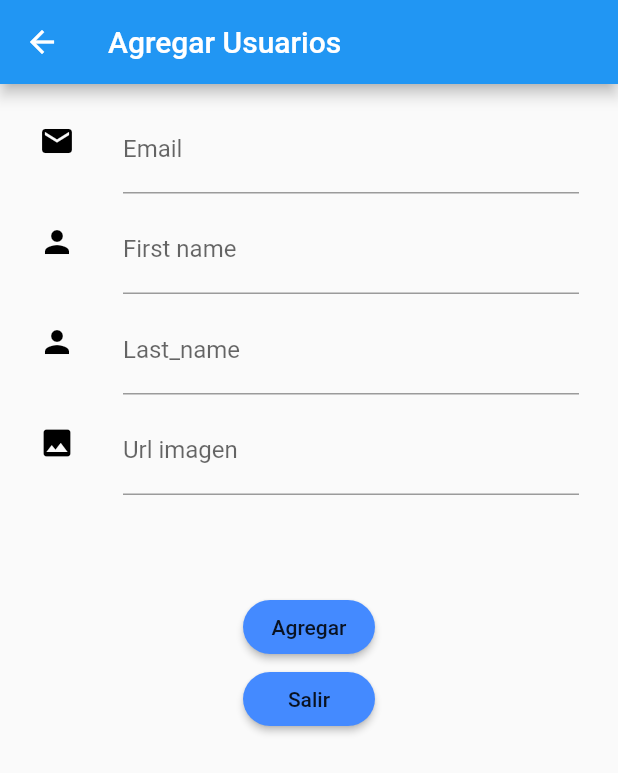
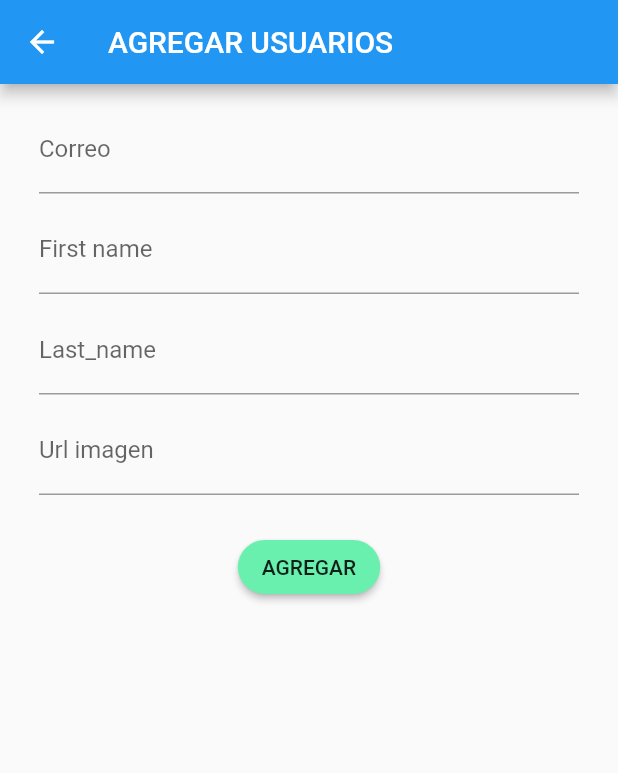
Before and after one commit to Tania-Puc/api_consumo, a Flutter app: the screen it shows after launch, after a tap on the "add" icon, on a phone screen of 412 x 824 dp. Shown: the top 773 px of the screen. Run offline on Flutter 3.47's test engine with Material 2 defaults, Android fonts, the phone set to English and light mode, and no system bars; network calls fail.

Commit message:
Crud_Actualizado

```diff
--- a/lib/add_page.dart
+++ b/lib/add_page.dart
@@ -1,3 +1,5 @@
+// ignore_for_file: use_key_in_widget_constructors
+
 /*import 'dart:async';
 import 'dart:convert';
 
@@ -233,24 +235,28 @@ class Album {
   }
 }*/
 
-import 'package:api_consumo/home_page.dart';
 import 'package:flutter/material.dart';
 import 'package:http/http.dart' as http;
 
+import 'home_page.dart';
+
 class AddData extends StatefulWidget {
   @override
+  // ignore: unnecessary_new
   _AddDataState createState() => new _AddDataState();
 }
 
 class _AddDataState extends State<AddData> {
-  TextEditingController controlleremail = new TextEditingController();
-  TextEditingController controllerfirst_name = new TextEditingController();
-  TextEditingController controllerlast_name = new TextEditingController();
-  TextEditingController controlleravatar = new TextEditingController();
+  TextEditingController controlleremail = TextEditingController();
+  // ignore: non_constant_identifier_names
+  TextEditingController controllerfirst_name = TextEditingController();
+  // ignore: non_constant_identifier_names
+  TextEditingController controllerlast_name = TextEditingController();
+  TextEditingController controlleravatar = TextEditingController();
 
   //TextEditingController controllerNivel = new TextEditingController();
 
-  var _formKey = GlobalKey<FormState>();
+  final _formKey = GlobalKey<FormState>();
 
   void addData() {
     var url = "https://backend-consumo.herokuapp.com/users/";
@@ -265,9 +271,9 @@ class _AddDataState extends State<AddData> {
 
   @override
   Widget build(BuildContext context) {
-    return new Scaffold(
-      appBar: new AppBar(
-        title: new Text("Agregar Usuarios"),
+    return Scaffold(
+      appBar: AppBar(
+        title: const Text("AGREGAR USUARIOS"),
       ),
       body: Form(
         key: _formKey,
@@ -275,86 +281,85 @@ class _AddDataState extends State<AddData> {
           padding: const EdgeInsets.all(10.0),
           child: ListView(
             children: <Widget>[
-              new Column(
+              Column(
                 children: <Widget>[
-                  new ListTile(
-                    leading: const Icon(Icons.email, color: Colors.black),
-                    title: new TextFormField(
+                  ListTile(
+                    title: TextFormField(
                       controller: controlleremail,
                       validator: (value) {
-                        if (value!.isEmpty) return "Ingresa un nombre email";
+                        if (value!.isEmpty) {
+                          return "LLENE EL CAMPO VACIO";
+                        }
                       },
-                      decoration: new InputDecoration(
-                        hintText: "Email",
-                        labelText: "Email",
+                      // ignore: prefer_const_constructors
+                      decoration: InputDecoration(
+                        labelText:"Correo"
                       ),
                     ),
                   ),
-                  new ListTile(
-                    leading: const Icon(Icons.person, color: Colors.black),
-                    title: new TextFormField(
+                  ListTile(
+                    title: TextFormField(
                       controller: controllerfirst_name,
                       validator: (value) {
-                        if (value!.isEmpty) return "Ingresa su primer nombre";
+                        if (value!.isEmpty) {
+                          return "LLENE EL CAMPO VACIO";
+                        }
                       },
-                      decoration: new InputDecoration(
-                        hintText: "First namae",
+                      // ignore: prefer_const_constructors
+                      decoration: InputDecoration(
+
                         labelText: "First name",
                       ),
                     ),
                   ),
-                  new ListTile(
-                    leading: const Icon(Icons.person, color: Colors.black),
-                    title: new TextFormField(
+                  ListTile(
+                    title: TextFormField(
                       controller: controllerlast_name,
                       validator: (value) {
-                        if (value!.isEmpty) return "Ingresa su apallido";
+                        if (value!.isEmpty) {
+                          return "LLENE EL CAMPO VACIO";
+                        }
                       },
-                      decoration: new InputDecoration(
-                        hintText: "Last name",
+                      // ignore: prefer_const_constructors
+                      decoration: InputDecoration(
+
                         labelText: "Last_name",
                       ),
                     ),
                   ),
-                  new ListTile(
-                    leading: const Icon(Icons.image, color: Colors.black),
-                    title: new TextFormField(
+                  ListTile(
+                    title: TextFormField(
                       controller: controlleravatar,
                       validator: (value) {
-                        if (value!.isEmpty)
-                          return "Ingresa la url de una imagen";
+                        if (value!.isEmpty) {
+                          return "LLENE EL CAMPO VACIO";
+                        }
                       },
-                      decoration: new InputDecoration(
-                        hintText: "Url imagen",
+                      // ignore: prefer_const_constructors
+                      decoration: InputDecoration(
                         labelText: "Url imagen",
                       ),
                     ),
                   ),
-                  new Padding(
-                    padding: const EdgeInsets.all(30.0),
+                  // ignore: prefer_const_constructors
+                  Padding(
+                    padding: const EdgeInsets.all(10.0),
                   ),
-                  new RaisedButton(
-                    child: new Text("Agregar"),
-                    color: Colors.blueAccent,
-                    shape: new RoundedRectangleBorder(
-                        borderRadius: new BorderRadius.circular(30.0)),
+                  // ignore: deprecated_member_use
+                  RaisedButton(
+                    // ignore: prefer_const_constructors
+                    child: Text("AGREGAR"),
+                    color: Colors.greenAccent,
+                    shape: RoundedRectangleBorder(
+                        borderRadius: BorderRadius.circular(30.0)),
                     onPressed: () {
                       if (_formKey.currentState!.validate()) {
                         addData();
-                        Navigator.pushReplacementNamed(context, '/');
+               Navigator.of(context).push( MaterialPageRoute(
+                        builder: (BuildContext context) =>  HomePage()));
                       }
                     },
                   ),
-                  new RaisedButton(
-                    child: new Text("Salir"),
-                    color: Colors.blueAccent,
-                    shape: new RoundedRectangleBorder(
-                        borderRadius: new BorderRadius.circular(30.0)),
-                    onPressed: () {
-                      Navigator.of(context).push(new MaterialPageRoute(
-                          builder: (BuildContext context) => new Home()));
-                    },
-                  )
                 ],
               ),
             ],
--- a/lib/app.dart
+++ b/lib/app.dart
@@ -1,7 +1,7 @@
-import 'package:api_consumo/add_page.dart';
 import 'package:api_consumo/home_page.dart';
 import 'package:flutter/material.dart';
 
+// ignore: use_key_in_widget_constructors
 class MyApp extends StatelessWidget {
   @override
   Widget build(BuildContext context) {
@@ -10,7 +10,7 @@ class MyApp extends StatelessWidget {
         debugShowCheckedModeBanner: false,
         routes: {
           //RUTAs CON LA QUE AL TERMINAR DE CARGAR EL SPLASHSCREEN REDIRIGE A LOGIN
-          '/': (context) => Home(),
+          '/': (context) => HomePage(),
           //'/actualizar': (context) => Update(listrespose: listRespose),
         });
   }
--- a/lib/home_page.dart
+++ b/lib/home_page.dart
@@ -1,3 +1,5 @@
+// ignore_for_file: unnecessary_new, prefer_const_constructors_in_immutables, prefer_const_constructors, duplicate_ignore
+
 /*import 'dart:html';
 
 import 'package:api_consumo/update_page.dart';
@@ -108,12 +110,14 @@ import 'package:http/http.dart' as http;
 import 'dart:async';
 import 'dart:convert';
 
-class Home extends StatefulWidget {
+// ignore: use_key_in_widget_constructors
+class HomePage extends StatefulWidget {
   @override
-  _HomeState createState() => new _HomeState();
+  // ignore: unnecessary_new
+  _HomePageState createState() => new _HomePageState();
 }
 
-class _HomeState extends State<Home> {
+class _HomePageState extends State<HomePage> {
   Future<List> getData() async {
     final response = await http
         .get(Uri.parse("https://backend-consumo.herokuapp.com/users/"));
@@ -132,19 +136,22 @@ class _HomeState extends State<Home> {
         title: 'Material App',
         home: Scaffold(
           appBar: AppBar(
-            title: Text('Consumo de API'),
+            title: Text('API CONSUMO'),
           ),
-          floatingActionButton: new FloatingActionButton(
-            child: new Icon(Icons.add),
-            onPressed: () => Navigator.of(context).push(new MaterialPageRoute(
+          floatingActionButton: FloatingActionButton(
+            child: const Icon(Icons.add),
+            onPressed: () => Navigator.of(context).push(MaterialPageRoute(
+              // ignore: unnecessary_new
               builder: (BuildContext context) => new AddData(),
             )),
           ),
-          body: new FutureBuilder<List>(
+          body: FutureBuilder<List>(
             future: getData(),
             builder: (context, snapshot) {
+              // ignore: avoid_print
               if (snapshot.hasError) print(snapshot.error);
               return snapshot.hasData
+                  // ignore: unnecessary_new
                   ? new ItemList(
                       list: snapshot.data,
                     )
@@ -203,6 +210,7 @@ new FutureBuilder<List>(
 
 class ItemList extends StatelessWidget {
   final List? list;
+  // ignore: use_key_in_widget_constructors
   ItemList({this.list});
 
   @override
@@ -226,6 +234,7 @@ class ItemList extends StatelessWidget {
             child: new Card(
               color: Colors.blue,
               child: Container(
+                // ignore: prefer_const_constructors
                 padding: EdgeInsets.symmetric(vertical: 15),
                 child: Column(
                   children: [
--- a/lib/main.dart
+++ b/lib/main.dart
@@ -5,5 +5,6 @@ import 'package:flutter/material.dart';
 
 void main() {
 
+  // ignore: unnecessary_new
   runApp(new MyApp());
 }
```
Also changed, not shown: lib/update_page.dart (+64 -75 lines).
